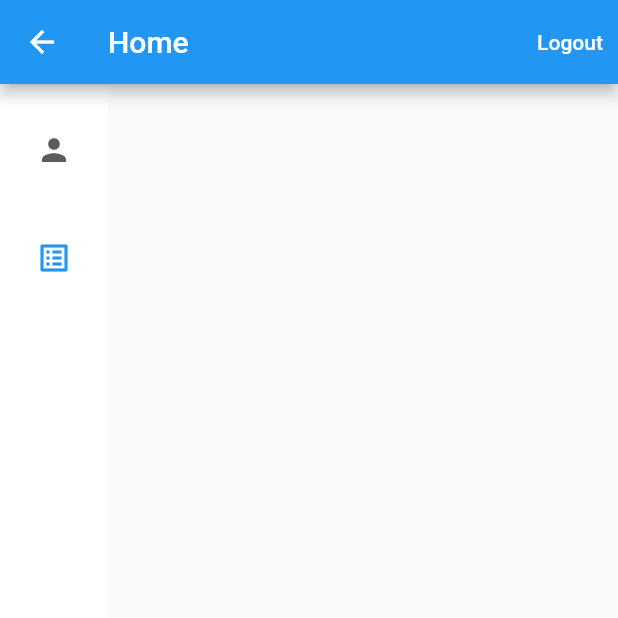
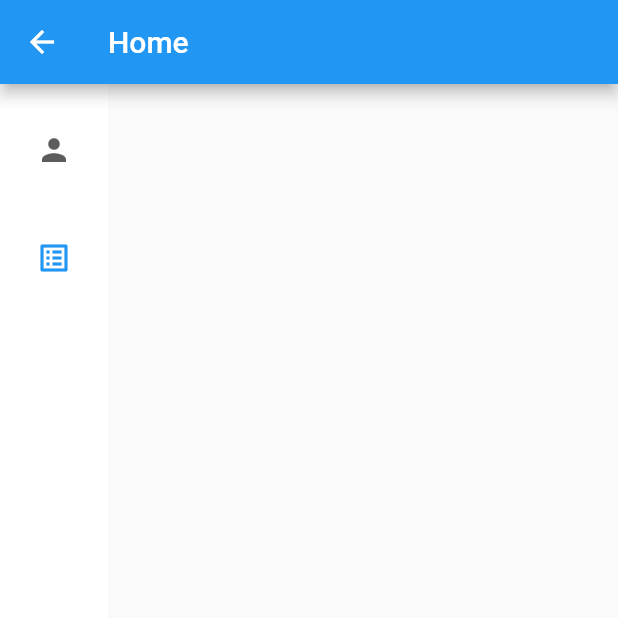
Before and after one commit to jaiminrana05/basic-navigation-go-route, a Flutter app: the HomePage screen opened directly, after a tap on "Questionnaire", on a phone screen of 412 x 824 dp, the top half of it. Run offline on Flutter 3.47's test engine with Material 2 defaults, Android fonts, the phone set to English and light mode, and no system bars; our stand-ins replace flutter_mobx, go_router, mobx, shared_preferences; accounts and stored records are empty; generated files the repository leaves out were written again.

Commit message:
:sparkles: Added navigatorBuilder for logout button

```diff
--- a/lib/pages/home_page.dart
+++ b/lib/pages/home_page.dart
@@ -1,10 +1,7 @@
 import 'package:basic_navigation_go_route/pages/profile/profile_page.dart';
 import 'package:basic_navigation_go_route/pages/questionnaire/questionnaire_home.dart';
-import 'package:basic_navigation_go_route/utils/local_storage.dart';
 import 'package:flutter/material.dart';
 import 'package:go_router/go_router.dart';
-
-import '../utils/local_storage.dart';
 
 class HomePage extends StatefulWidget {
   const HomePage({Key? key}) : super(key: key);
@@ -50,18 +47,6 @@ class _HomePageState extends State<HomePage> {
     return Scaffold(
       appBar: AppBar(
         title: const Text('Home'),
-        actions: [
-          TextButton(
-            onPressed: () {
-              UserSimplePreferences().setUser(userLogInStatus: false);
-              context.goNamed('LogIn');
-            },
-            child: const Text(
-              'Logout',
-              style: TextStyle(color: Colors.white),
-            ),
-          ),
-        ],
       ),
       body: SafeArea(
         child: LayoutBuilder(
--- a/lib/route/route.dart
+++ b/lib/route/route.dart
@@ -1,3 +1,4 @@
+import 'package:basic_navigation_go_route/pages/log_out_overlay.dart';
 import 'package:basic_navigation_go_route/pages/login/login_page.dart';
 import 'package:basic_navigation_go_route/pages/profile/profile_page.dart';
 import 'package:basic_navigation_go_route/pages/questionnaire/question_into.dart';
@@ -182,5 +183,9 @@ class MyRoutes {
       key: state.pageKey,
       child: ErrorPage(error: state.error),
     ),
+    navigatorBuilder: (context, state, child) {
+      final userLogInStatus = UserSimplePreferences().getUser();
+      return userLogInStatus ? LogOutOverlay(child: child) : child;
+    },
   );
 }
```
Also changed, not shown: lib/pages/log_out_overlay.dart (added, +45 -0 lines).
